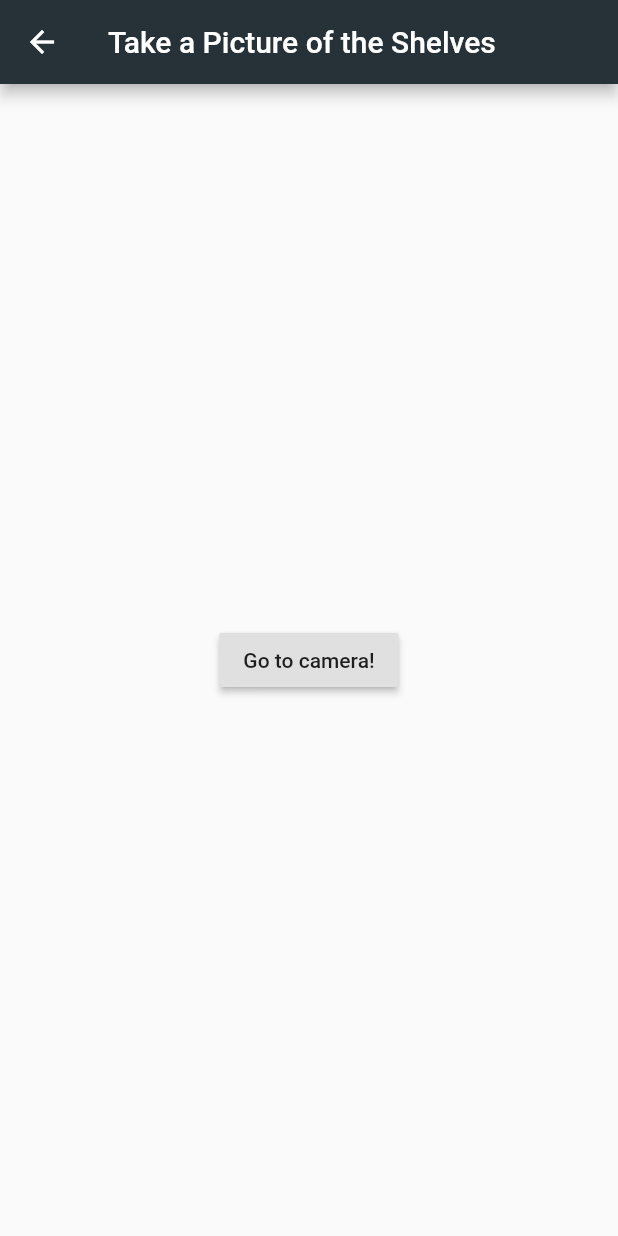
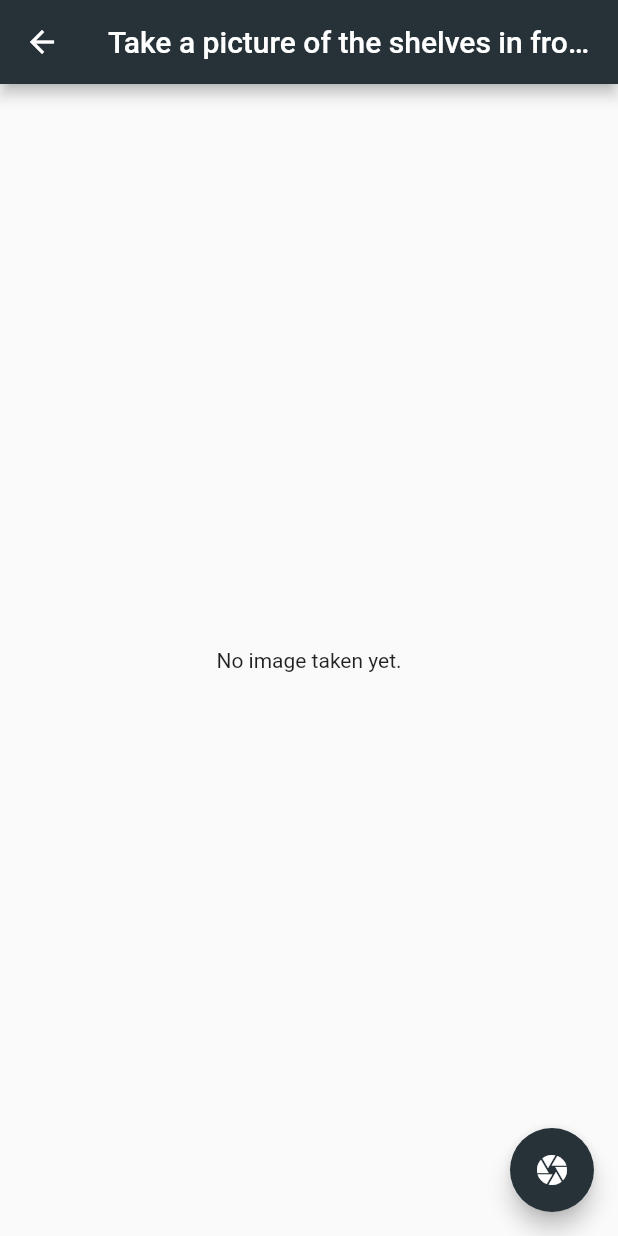
Before and after one commit to vmn23/BC19-07, a Flutter app: the TakePicture screen opened by its route, on a phone screen of 412 x 824 dp. Run offline on Flutter 3.47's test engine with Material 2 defaults, Android fonts, the light colour scheme and no system bars; our stand-ins replace image_picker.

Commit message:
Taking a picture works

```diff
--- a/frontend/lib/main.dart
+++ b/frontend/lib/main.dart
@@ -2,6 +2,7 @@ import 'package:flutter/material.dart';
 
 import './landing.dart';
 import './picture.dart';
+import './list.dart';
 
 void main() {
   runApp(MaterialApp(
@@ -10,7 +11,7 @@ void main() {
     routes: {
       '/': (context) => Landing(),
       '/pic': (context) => TakePicture(),
-      // '/list': (context) => List(),
+      '/list': (context) => List(),
       // '/detail' : (context) => Detail()
     },
   ));
--- a/frontend/lib/picture.dart
+++ b/frontend/lib/picture.dart
@@ -1,23 +1,49 @@
+import 'dart:io';
 import 'package:flutter/material.dart';
-// import 'package:image_picker/image_picker.dart';
+import 'package:image_picker/image_picker.dart';
 
-class TakePicture extends StatelessWidget {
+class TakePicture extends StatefulWidget {
+  @override
+  State<StatefulWidget> createState() => _TakePictureState();
+}
+
+class _TakePictureState extends State<TakePicture> {
+  File _image;
+
+  Future getImage() async {
+    var image = await ImagePicker.pickImage(source: ImageSource.camera);
+
+    setState(() {
+      _image = image;
+    });
+  }
+
   @override
   Widget build(BuildContext context) {
     return Scaffold(
       appBar: AppBar(
+        title: Text('Take a picture of the shelves in front of you'),
         backgroundColor: Colors.blueGrey[900],
-        title: Text("Take a Picture of the Shelves"),
       ),
       body: Center(
-        child: RaisedButton(
-          onPressed: () {
-            // Navigate back to the first screen by popping the current route
-            // off the stack
-            Navigator.pop(context);
-          },
-          child: Text('Go to camera!'),
-        ),
+        child: _image == null
+            ? Text('No image taken yet.')
+            : Column(children: <Widget>[
+                Image.file(_image, height: 555),
+                RaisedButton(
+                  child: Text('Analyze Image'),
+                  onPressed: () {
+                    // Navigate to the second screen using a named route
+                    Navigator.pushNamed(context, '/list');
+                  },
+                )
+              ]),
+      ),
+      floatingActionButton: FloatingActionButton(
+        onPressed: getImage,
+        tooltip: 'Pick Image',
+        child: Icon(Icons.camera),
+        backgroundColor: Colors.blueGrey[900],
       ),
     );
   }
--- a/frontend/pubspec.yaml
+++ b/frontend/pubspec.yaml
@@ -15,7 +15,7 @@ environment:
 dependencies:
   flutter:
     sdk: flutter
-  image_picker:
+  image_picker: ^0.4.5
 
   # The following adds the Cupertino Icons font to your application.
   # Use with the CupertinoIcons class for iOS style icons.
```
Also changed, not shown: frontend/lib/list.dart (added, +13 -0 lines).
